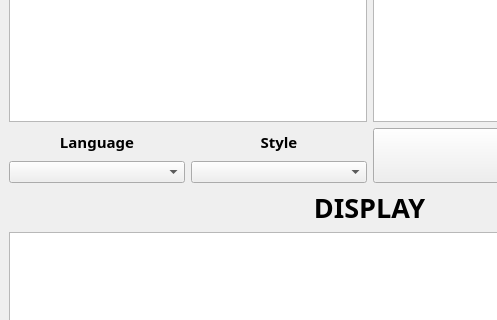
Old version of the form UI.ui in the repository ccs96307/highlight_code_convert_html; both pictures show x 0 to 497 and y 150 to 470 of the 739 by 611 pixel window.
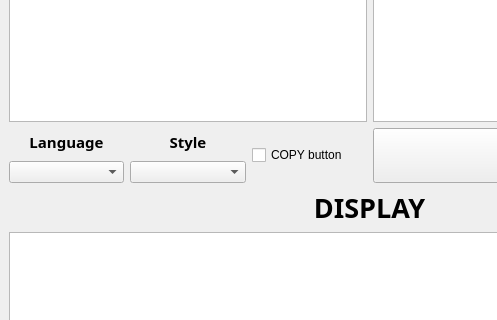
New version of the form.

Commit message: Add copy button

What changed in the file:
```diff
--- a/UI.ui
+++ b/UI.ui
@@ -20,8 +20,8 @@
    <property name="styleSheet">
     <string notr="true"/>
    </property>
-   <layout class="QGridLayout" name="gridLayout">
-    <item row="0" column="0">
+   <layout class="QVBoxLayout" name="verticalLayout_7">
+    <item>
      <layout class="QVBoxLayout" name="verticalLayout_6">
       <item>
        <layout class="QHBoxLayout" name="horizontalLayout">
@@ -143,6 +143,13 @@
             </item>
            </layout>
           </item>
+          <item>
+           <widget class="QCheckBox" name="checkBox">
+            <property name="text">
+             <string>COPY button</string>
+            </property>
+           </widget>
+          </item>
          </layout>
         </item>
         <item>
```
The commit also changes 3 other files.
